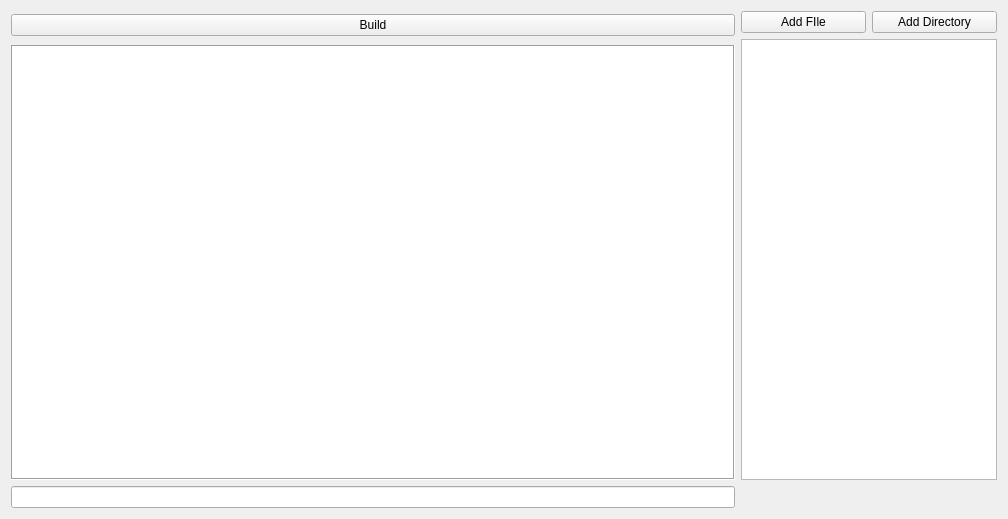
This is mainwindow.ui in MyAUTDataStructureCourse/InvertedSearchEngine as Qt 5 draws it before an edit. The edited form follows.
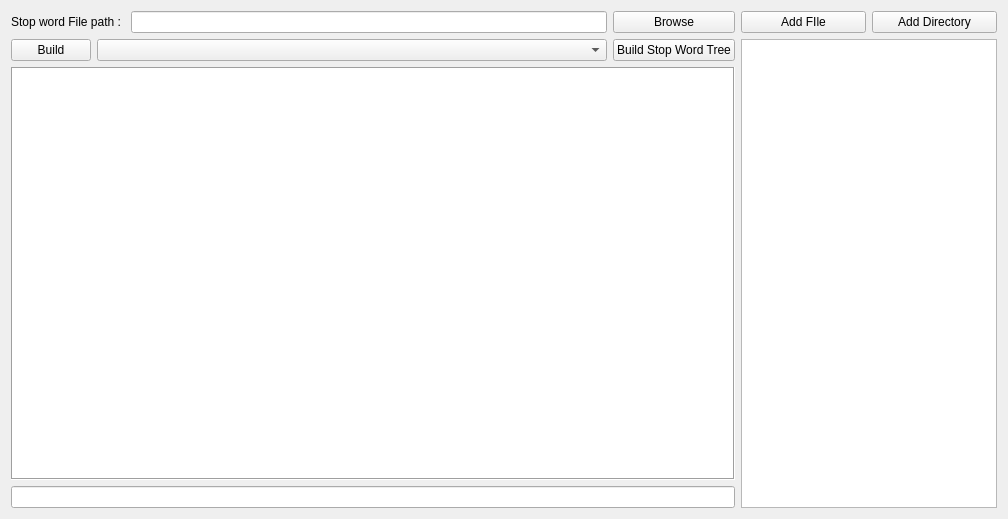
This is the edited form.

Commit message: UI improved and BST implemented for stop words

Patch:
```diff
--- a/mainwindow.ui
+++ b/mainwindow.ui
@@ -11,35 +11,62 @@
    </rect>
   </property>
   <property name="windowTitle">
-   <string>MainWindow</string>
+   <string>Inverted Index Search Engine</string>
   </property>
   <widget class="QWidget" name="centralWidget">
    <layout class="QGridLayout" name="gridLayout">
-    <item row="0" column="0" rowspan="2">
-     <widget class="QPushButton" name="pbBuild">
+    <item row="0" column="0" colspan="2">
+     <widget class="QLabel" name="label">
       <property name="text">
-       <string>Build</string>
+       <string>Stop word File path : </string>
       </property>
      </widget>
     </item>
-    <item row="0" column="1">
+    <item row="0" column="2">
+     <widget class="QLineEdit" name="leSWPath"/>
+    </item>
+    <item row="0" column="3">
+     <widget class="QPushButton" name="pbSWBrowse">
+      <property name="text">
+       <string>Browse</string>
+      </property>
+     </widget>
+    </item>
+    <item row="0" column="4">
      <widget class="QPushButton" name="pbAddFile">
       <property name="text">
        <string>Add FIle</string>
       </property>
      </widget>
     </item>
-    <item row="0" column="2">
+    <item row="0" column="5">
      <widget class="QPushButton" name="pbAddDir">
       <property name="text">
        <string>Add Directory</string>
       </property>
      </widget>
     </item>
-    <item row="1" column="1" rowspan="2" colspan="2">
+    <item row="1" column="0">
+     <widget class="QPushButton" name="pbBuild">
+      <property name="text">
+       <string>Build</string>
+      </property>
+     </widget>
+    </item>
+    <item row="1" column="1" colspan="2">
+     <widget class="QComboBox" name="cbTreeType"/>
+    </item>
+    <item row="1" column="3">
+     <widget class="QPushButton" name="pbSWBuild">
+      <property name="text">
+       <string>Build Stop Word Tree</string>
+      </property>
+     </widget>
+    </item>
+    <item row="1" column="4" rowspan="3" colspan="2">
      <widget class="QListView" name="fileList"/>
     </item>
-    <item row="2" column="0">
+    <item row="2" column="0" colspan="4">
      <widget class="QPlainTextEdit" name="cmdOutput">
       <property name="enabled">
        <bool>true</bool>
@@ -68,7 +95,7 @@
       </property>
      </widget>
     </item>
-    <item row="3" column="0">
+    <item row="3" column="0" colspan="4">
      <widget class="QLineEdit" name="cmdInput">
       <property name="cursorMoveStyle">
        <enum>Qt::VisualMoveStyle</enum>
```
The commit also changes 6 other files.
